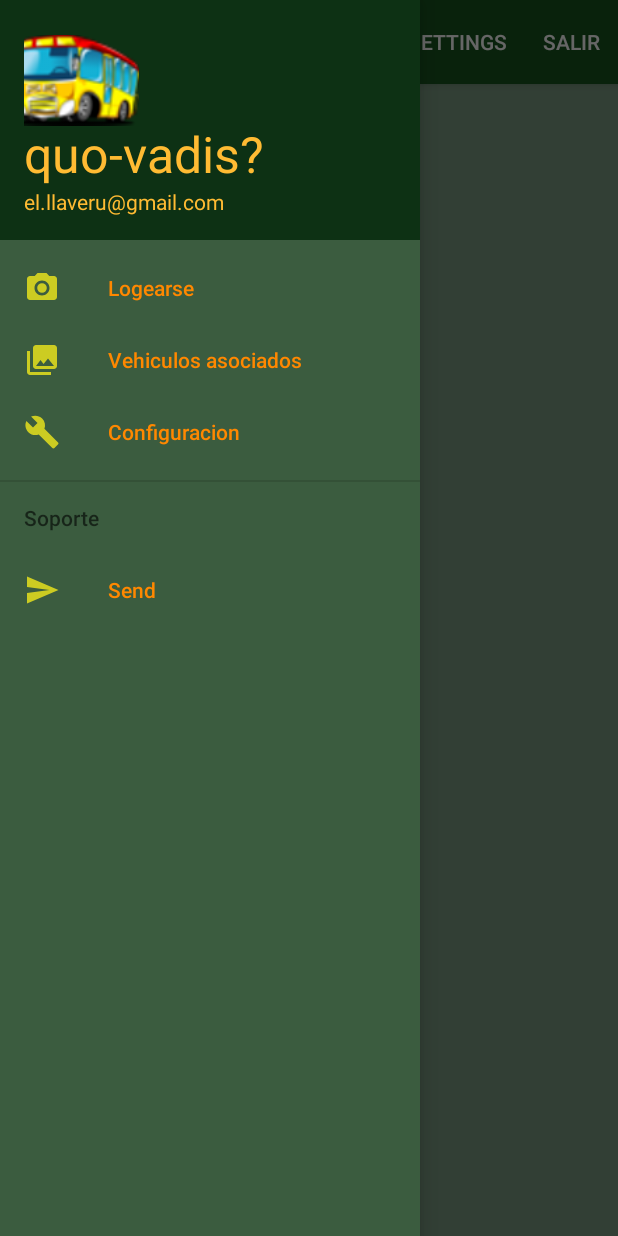
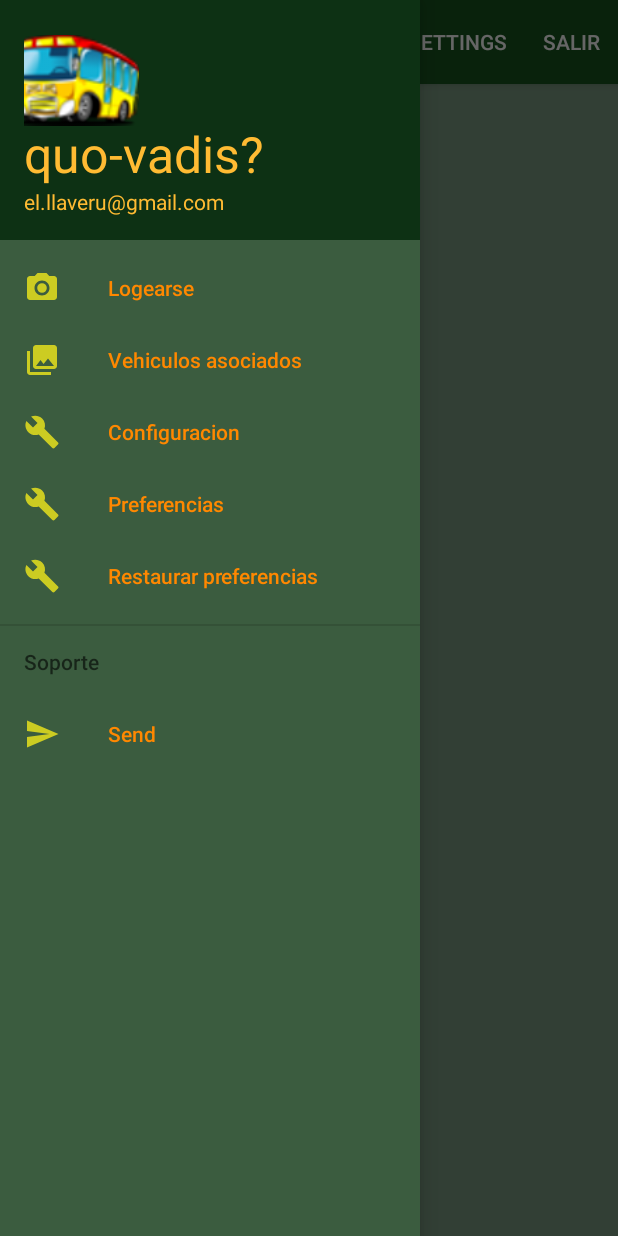
Before and after one commit to llaveru/proyectosabado, an Android app: the screen it shows after launch (MainActivity), with the side drawer open, on a phone screen of 412 x 824 dp. Run offline under Robolectric (Android 15) with nearby library versions, the phone set to English and light mode, and no system bars.

Commit message:
se añade pantalla de preferencias

```diff
--- a/app/build.gradle
+++ b/app/build.gradle
@@ -28,7 +28,6 @@ dependencies {
     compile 'com.android.support:support-v4:25.3.1'
     compile 'com.android.support:design:25.3.1'
     compile 'com.android.support.constraint:constraint-layout:1.0.2'
-    compile 'com.google.android.gms:play-services-maps:10.2.6'
     compile 'com.google.android.gms:play-services-maps:11.0.0'
     testCompile 'junit:junit:4.12'
 }
--- a/app/src/main/AndroidManifest.xml
+++ b/app/src/main/AndroidManifest.xml
@@ -42,11 +42,12 @@
 
         <uses-feature
             android:glEsVersion="0x00020000"
-            android:required="true"/>
+            android:required="true" />
 
         <activity
             android:name=".MapsActivity"
-            android:label="@string/title_activity_maps"></activity>
+            android:label="@string/title_activity_maps" />
+        <activity android:name=".Preferencias"></activity>
     </application>
 
 </manifest>
--- a/app/src/main/java/com/example/hpasarin/sistemalogin2/MainActivity.java
+++ b/app/src/main/java/com/example/hpasarin/sistemalogin2/MainActivity.java
@@ -2,6 +2,7 @@ package com.example.hpasarin.sistemalogin2;
 
 
 import android.content.Context;
+import android.content.Intent;
 import android.content.SharedPreferences;
 import android.os.Bundle;
 import android.support.design.widget.FloatingActionButton;
@@ -118,9 +119,10 @@ public class MainActivity extends AppCompatActivity
         } else if (id == R.id.nav_gallery) {
             fragment= new FragmentObtenerLista();
             fragmentTransaction = true;
-        }  else if (id == R.id.nav_manage) {
+        }  else if (id == R.id.nav_preferencias) {
+            startActivity(new Intent(this,Preferencias.class));
 
-        }  else if (id == R.id.nav_send) {
+        }  else if (id == R.id.nav_preferenciasPorDefecto) {
 
         }
 
--- a/app/src/main/res/menu/activity_main_drawer.xml
+++ b/app/src/main/res/menu/activity_main_drawer.xml
@@ -14,6 +14,14 @@
             android:id="@+id/nav_manage"
             android:icon="@drawable/ic_menu_manage"
             android:title="Configuracion" />
+        <item
+            android:id="@+id/nav_preferencias"
+            android:icon="@drawable/ic_menu_manage"
+            android:title="Preferencias" />
+        <item
+            android:id="@+id/nav_preferenciasPorDefecto"
+            android:icon="@drawable/ic_menu_manage"
+            android:title="Restaurar preferencias" />
     </group>
 
     <item android:title="Soporte">
```
Also changed, not shown: app/src/main/java/com/example/hpasarin/sistemalogin2/Preferencias.java (added, +18 -0 lines), app/src/main/res/layout/activity_preferencias.xml (added, +9 -0 lines), app/src/main/res/values/strings.xml (+12 -0 lines), app/src/main/res/xml/preferencias.xml (added, +14 -0 lines).
